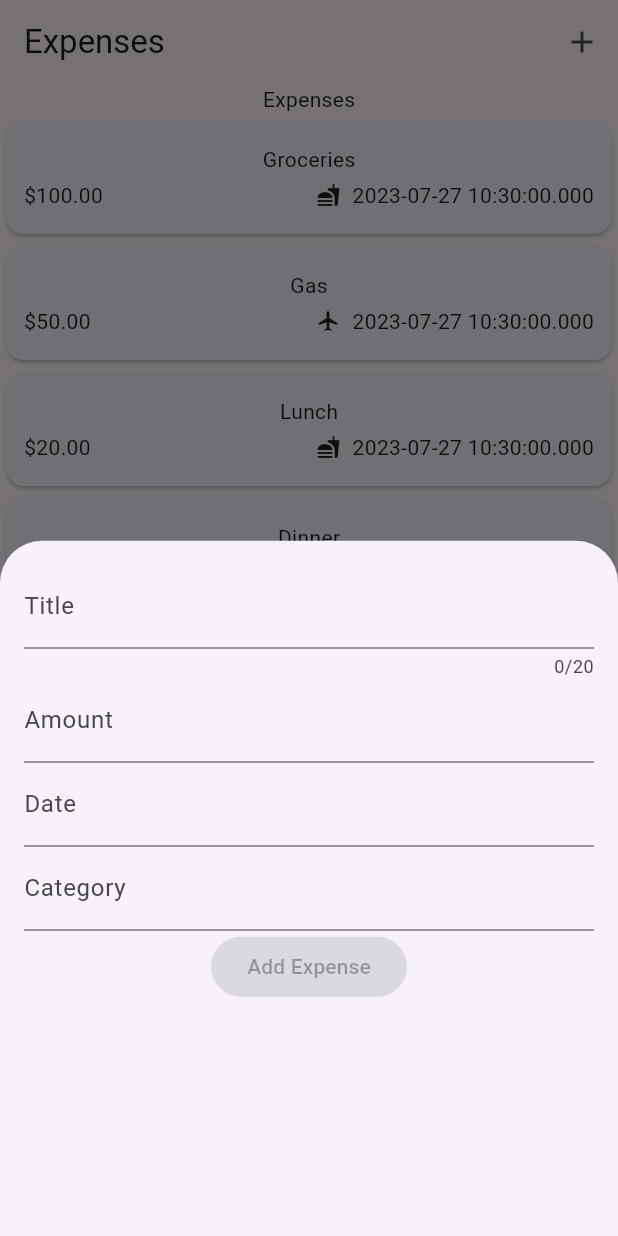
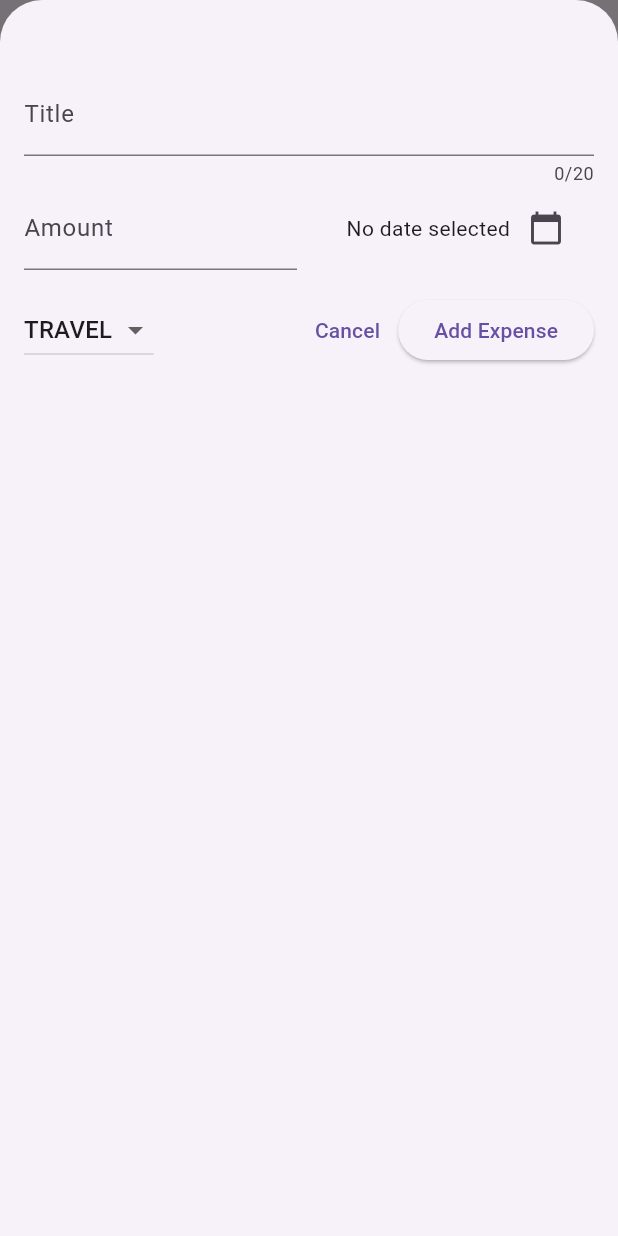
Before and after one commit to milindnair/PennyWise, a Flutter app: the screen it shows after launch, after a tap on the "add" icon, on a phone screen of 412 x 824 dp. Run offline on Flutter 3.47's test engine with Material 2 defaults, Android fonts, the phone set to English and light mode, and no system bars.

Commit message:
feat:Added new_expense widget,updated home widget

```diff
--- a/lib/expenses.dart
+++ b/lib/expenses.dart
@@ -39,11 +39,24 @@ class _ExpensesState extends State<Expenses> {
     ),
   ];
 
-  void _openAddExpenseOverlay(){
+  void _openAddExpenseOverlay() {
     showModalBottomSheet(
+      isScrollControlled: true,
       context: context,
-      builder: (ctx) =>const NewExpense(),
+      builder: (ctx) => NewExpense(onAddExpense: _addExpense),
     );
+  }
+
+  void _addExpense(Expense expense) {
+    setState(() {
+      _registeredExpenses.add(expense);
+    });
+  }
+
+  void _removeExpense(Expense expense) {
+    setState(() {
+      _registeredExpenses.remove(expense);
+    });
   }
 
   @override
@@ -61,7 +74,7 @@ class _ExpensesState extends State<Expenses> {
       body: Column(
         children: [
           const Text('Expenses'),
-          Expanded(child: ExpensesList(expenses: _registeredExpenses)),
+          Expanded(child: ExpensesList(expenses: _registeredExpenses , onRemoveExpense: _removeExpense,)),
         ],
       ),
     );
--- a/lib/widgets/expense_item.dart
+++ b/lib/widgets/expense_item.dart
@@ -31,7 +31,7 @@ class ExpenseItem extends StatelessWidget {
                       size: 16.0,
                     ),
                     const SizedBox(width: 8.0),
-                    Text(expense.date.toString()),
+                    Text(expense.formattedDate),
                   ],
                 ),
               ],
--- a/lib/widgets/expense_list/expense_list.dart
+++ b/lib/widgets/expense_list/expense_list.dart
@@ -3,15 +3,19 @@ import 'package:expense_tracker/widgets/expense_item.dart';
 import 'package:flutter/material.dart';
 
 class ExpensesList extends StatelessWidget {
-  const ExpensesList({super.key, required this.expenses});
-
+  const ExpensesList(
+      {super.key, required this.expenses, required this.onRemoveExpense});
+  final void Function(Expense expense) onRemoveExpense;
   final List<Expense> expenses;
 
   @override
   Widget build(BuildContext context) {
     return ListView.builder(
       itemCount: expenses.length,
-      itemBuilder: (context, index) => ExpenseItem(expense: expenses[index]),
+      itemBuilder: (context, index) => Dismissible(
+          key: ValueKey(expenses[index]),
+          onDismissed: (direction) => {onRemoveExpense(expenses[index])},
+          child: ExpenseItem(expense: expenses[index])),
     );
   }
 }
--- a/lib/widgets/new_expense.dart
+++ b/lib/widgets/new_expense.dart
@@ -1,8 +1,13 @@
 import 'package:flutter/material.dart';
+import 'package:intl/intl.dart';
+import 'package:expense_tracker/models/expense_Schema.dart';
+
+final formatter = DateFormat.yMd();
 
 class NewExpense extends StatefulWidget {
-  const NewExpense({super.key});
+  const NewExpense({super.key , required this.onAddExpense});
 
+  final void Function(Expense expense) onAddExpense;
   @override
   State<NewExpense> createState() {
     return _NewExpenseState();
@@ -10,38 +15,153 @@ class NewExpense extends StatefulWidget {
 }
 
 class _NewExpenseState extends State<NewExpense> {
+  // String _enteredTitle = ''; 2nd method
+  // void _saveTitleInput(String value) {
+  //   _enteredTitle = value;
+  // }
+
+  final _titleController = TextEditingController();
+  final _amountController = TextEditingController();
+  DateTime? _selectedDate;
+  Category _selectedCategory = Category.travel;
+  void _presentDatePicker() async {
+    final now = DateTime.now();
+    final firstDate = DateTime(now.year - 1, now.month, now.day);
+
+    final pickedDate = await showDatePicker(
+      context: context,
+      initialDate: now,
+      firstDate: firstDate,
+      lastDate: now,
+    );
+    setState(() {
+      _selectedDate = pickedDate;
+    });
+  }
+
+  void _submitExpenseData() {
+    final enteredAmount = double.tryParse(_amountController.text);
+    final amountIsInvalid = enteredAmount == null || enteredAmount <= 0;
+    if (_titleController.text.trim().isEmpty ||
+        amountIsInvalid ||
+        _selectedDate == null) {
+      showDialog(
+        context: context,
+        builder: (ctx) => AlertDialog(
+          title: const Text('Invalid Input'),
+          content: const Text('Please enter valid title and amount'),
+          actions: [
+            TextButton(
+                onPressed: () {
+                  Navigator.pop(ctx);
+                },
+                child: const Text('Okay'))
+          ],
+        ),
+      );
+      return;
+    }
+
+    widget.onAddExpense(
+      Expense(
+        title: _titleController.text,
+        amount: enteredAmount,
+        date: _selectedDate!,
+        category: _selectedCategory,
+      ),
+    );
+    Navigator.pop(context);
+  }
+
+  @override
+  void dispose() {
+    _titleController.dispose();
+    _amountController.dispose();
+    super.dispose();
+  }
+
   @override
   Widget build(BuildContext context) {
-    return const Padding(
-      padding: EdgeInsets.all(16),
+    return Padding(
+      padding: const EdgeInsets.fromLTRB(16,48,16,16),
       child: Column(
         children: [
           TextField(
+            // onChanged: _saveTitleInput, 2nd method
+            controller: _titleController,
             maxLength: 20,
-            decoration: InputDecoration(
+            decoration: const InputDecoration(
               labelText: 'Title',
             ),
           ),
-          TextField(
-            decoration: InputDecoration(
+          Row(
+            children: [
+              Expanded(
+                child: TextField(
+                    controller: _amountController,
+                    decoration: const InputDecoration(
+                      prefixText: '₹ ',
                       labelText: 'Amount',
                     ),
-
+                    keyboardType: const TextInputType.numberWithOptions(
+                      decimal: true,
+                    )),
               ),
-          TextField(
-            decoration: InputDecoration(
-              labelText: 'Date',
+              const SizedBox(width: 16.0),
+              Expanded(
+                child: Row(
+                  mainAxisAlignment: MainAxisAlignment.end,
+                  crossAxisAlignment: CrossAxisAlignment.center,
+                  children: [
+                    Text(
+                      _selectedDate == null
+                          ? 'No date selected'
+                          : formatter.format(_selectedDate!),
+                    ),
+                    IconButton(
+                        onPressed: _presentDatePicker,
+                        icon: const Icon(Icons.calendar_today)),
+                    const SizedBox(width: 8.0),
+                  ],
                 ),
               ),
-          TextField(
-            decoration: InputDecoration(
-              labelText: 'Category',
+            ],
+          ),
+          const SizedBox(height: 16.0),
+          Row(
+            children: [
+              DropdownButton(
+                  value: _selectedCategory,
+                  items: Category.values
+                      .map(
+                        (category) => DropdownMenuItem(
+                          value: category,
+                          child: Text(
+                            category.name.toUpperCase(),
                           ),
                         ),
+                      )
+                      .toList(),
+                  onChanged: (value) {
+                    if (value == null) {
+                      return;
+                    }
+                    setState(() {
+                      _selectedCategory = value;
+                    });
+                  }),
+              const Spacer(),
+              TextButton(
+                onPressed: () {
+                  Navigator.pop(context);
+                },
+                child: const Text("Cancel"),
+              ),
               ElevatedButton(
-            onPressed: null,
-            child: Text('Add Expense'),
-          ),
+                  onPressed: _submitExpenseData,
+                  child: const Text('Add Expense'))
+            ],
+          )
         ],
       ),
     );
```
Lines whose indentation alone changed are shown as unchanged.
